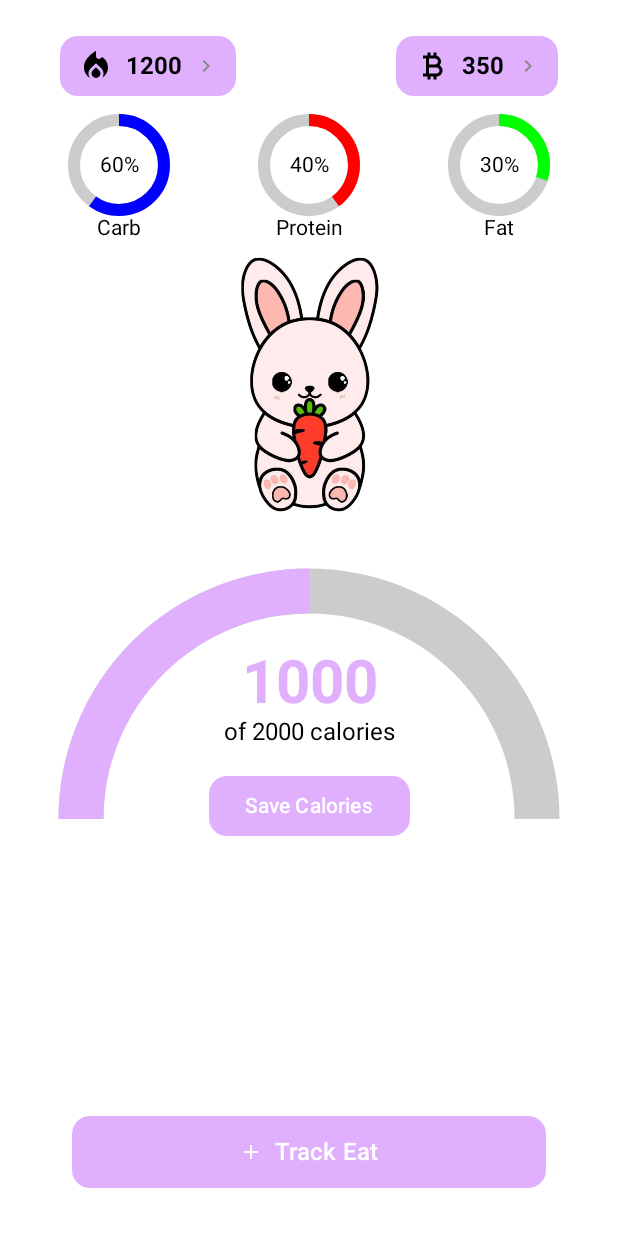
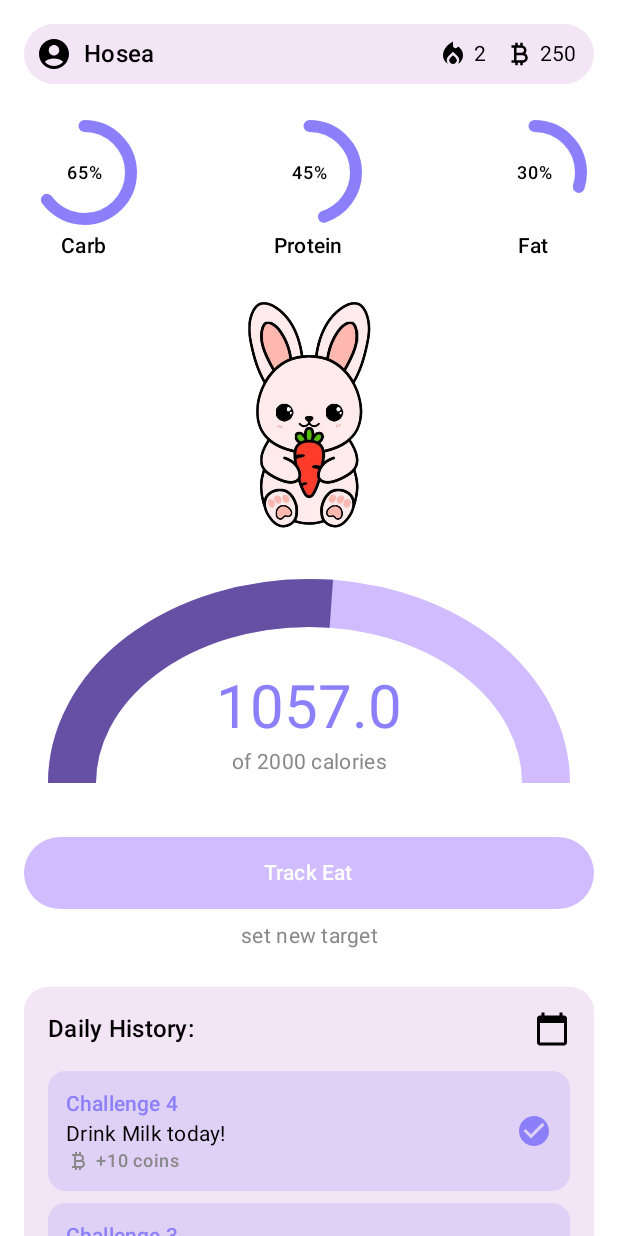
Before and after one commit to Prjnaa/Project-MobileApp, an Android app built with Jetpack Compose: the @Preview function CalorieTrackerScreen, on a phone screen of 412 x 824 dp. Run offline under Robolectric (Android 15) with nearby library versions, the light colour scheme and no system bars; our stand-ins replace Firebase (no records; nobody signed in at launch, a user with empty details on screens opened directly).

Commit message:
Perbaikan tampilan main

```diff
--- a/app/build.gradle.kts
+++ b/app/build.gradle.kts
@@ -78,9 +78,7 @@
     implementation(libs.androidx.camera.view)
     implementation(libs.androidx.camera.mlkit.vision)
     implementation(libs.androidx.camera.extensions)
-    implementation(platform("com.google.firebase:firebase-bom:32.0.0"))
-    implementation("com.google.firebase:firebase-auth-ktx")
-    implementation("com.google.firebase:firebase-firestore")
-    implementation("com.google.firebase:firebase-storage")
+    implementation(libs.firebase.firestore)
+    implementation(libs.firebase.storage)
 
 }
--- a/app/src/main/java/com/project/projectmap/ui/screens/main/CalorieTrackerScreen.kt
+++ b/app/src/main/java/com/project/projectmap/ui/screens/main/CalorieTrackerScreen.kt
@@ -5,23 +5,28 @@
 import androidx.compose.foundation.Image
 import androidx.compose.foundation.background
 import androidx.compose.foundation.layout.*
-import androidx.compose.foundation.lazy.LazyColumn
+import androidx.compose.foundation.rememberScrollState
 import androidx.compose.foundation.shape.RoundedCornerShape
+import androidx.compose.foundation.verticalScroll
 import androidx.compose.material3.*
 import androidx.compose.runtime.Composable
 import androidx.compose.ui.Alignment
 import androidx.compose.ui.Modifier
+import androidx.compose.ui.draw.clip
 import androidx.compose.ui.graphics.Color
 import androidx.compose.ui.graphics.drawscope.Stroke
 import androidx.compose.ui.platform.LocalContext
 import androidx.compose.ui.res.painterResource
 import androidx.compose.ui.text.font.FontWeight
 import androidx.compose.ui.text.style.TextAlign
+import androidx.compose.ui.tooling.preview.Preview
 import androidx.compose.ui.unit.dp
 import androidx.compose.ui.unit.sp
 import com.google.firebase.firestore.FirebaseFirestore
 import com.project.projectmap.R
 import com.project.projectmap.ui.screens.camera.MainActivity
+import com.project.projectmap.ui.theme.Purple40
+import com.project.projectmap.ui.theme.Purple80
 
 
 fun saveCaloriesToDatabase(currentCalories: Int, totalCalories: Int) {
@@ -43,101 +48,151 @@
 }
 
 @Composable
+@Preview
 fun CalorieTrackerScreen() {
-    LazyColumn(
+    // Wrap entire content in a scrollable column
+    Column(
         modifier = Modifier
             .fillMaxSize()
             .background(Color.White)
+            .verticalScroll(rememberScrollState()) // Main scroll for entire screen
             .padding(16.dp),
-        verticalArrangement = Arrangement.spacedBy(8.dp) // Kurangi jarak antar elemen
+        verticalArrangement = Arrangement.Top
     ) {
-        item {
-            TopBar()
+        // User Info Bar
+        UserInfoBar()
+
+        Spacer(modifier = Modifier.height(24.dp))
+
+        // Macronutrient Progress
+        MacronutrientRow()
+
+        Spacer(modifier = Modifier.height(24.dp))
+
+        // Bunny Image
+        BunnyImage()
+
+        Spacer(modifier = Modifier.height(24.dp))
+
+        // Calorie Progress
+        CalorieProgress(
+            progress = 0.53f,
+            totalCalories = 2000,
+            currentCalories = 1057
+        )
+
+        Spacer(modifier = Modifier.height(16.dp))
+
+        // Track Eat Button
+        TrackEatButton()
+
+        Spacer(modifier = Modifier.height(8.dp))
+
+        // Set New Target Text
+        SetNewTarget()
+
+        Spacer(modifier = Modifier.height(24.dp))
+
+        // Daily Challenges with fixed height
+        DailyChallenges()
+
+        // Add bottom spacing to ensure content doesn't get cut off
+        Spacer(modifier = Modifier.height(16.dp))
     }
-        item {
-            MacronutrientRow()
 }
-        item {
-            BunnyImage()
+
+@Composable
+fun UserInfoBar() {
+    Row(
+        modifier = Modifier
+            .fillMaxWidth()
+            .background(
+                color = Color(0xFFF3E5F5),
+                shape = RoundedCornerShape(50.dp)
+            )
+            .padding(8.dp),
+        horizontalArrangement = Arrangement.SpaceBetween,
+        verticalAlignment = Alignment.CenterVertically
+    ) {
+        // User Info
+        Row(
+            verticalAlignment = Alignment.CenterVertically
+        ) {
+            Icon(
+                painter = painterResource(id = R.drawable.profile_icon),
+                contentDescription = "Profile",
+                modifier = Modifier.size(24.dp),
+                tint = Color.Unspecified
+            )
+            Spacer(modifier = Modifier.width(8.dp))
+            Text(
+                text = "Hosea",
+                style = MaterialTheme.typography.titleMedium
+            )
         }
-        item {
-            CalorieProgress()
-        }
-        item {
-            TrackEatButton()
-        }
-        item {
-            SetNewTarget()
-        }
-        item {
-            ChallengesSection()
+
+        // Points
+        Row(
+            verticalAlignment = Alignment.CenterVertically
+        ) {
+            Icon(
+                painter = painterResource(id = R.drawable.fire_icon),
+                contentDescription = "Fire points",
+                modifier = Modifier.size(20.dp)
+            )
+            Text(text = "2", modifier = Modifier.padding(horizontal = 4.dp))
+
+            Spacer(modifier = Modifier.width(8.dp))
+
+            Icon(
+                painter = painterResource(id = R.drawable.coin_icon),
+                contentDescription = "Coins",
+                modifier = Modifier.size(20.dp)
+            )
+            Text(text = "250", modifier = Modifier.padding(horizontal = 4.dp))
         }
     }
 }
 
 @Composable
-fun TopBar() {
+fun MacronutrientRow() {
     Row(
-        modifier = Modifier
-            .fillMaxWidth()
-            .padding(horizontal = 16.dp, vertical = 8.dp),
-        horizontalArrangement = Arrangement.SpaceBetween,
-        verticalAlignment = Alignment.CenterVertically
+        modifier = Modifier.fillMaxWidth(),
+        horizontalArrangement = Arrangement.SpaceBetween
     ) {
-        // Fire Icon with Points
-        IconWithArrowAndPoints(
-            iconRes = R.drawable.fire_icon,
-            contentDescription = "Fire",
-            points = 1200
-        )
-
-        // Coin Icon with Points
-        IconWithArrowAndPoints(
-            iconRes = R.drawable.coin_icon,
-            contentDescription = "Coin",
-            points = 350
-        )
+        MacronutrientItem("Carb", 0.65f, Color(0xFF8B80F9))
+        MacronutrientItem("Protein", 0.45f, Color(0xFF8B80F9))
+        MacronutrientItem("Fat", 0.30f, Color(0xFF8B80F9))
     }
 }
 
 @Composable
-fun IconWithArrowAndPoints(iconRes: Int, contentDescription: String, points: Int) {
-    Card(
-        modifier = Modifier
-            .wrapContentSize()
-            .padding(horizontal = 8.dp),
-        shape = RoundedCornerShape(12.dp),
-        colors = CardDefaults.cardColors(containerColor = Color(0xFFE0B0FF))
+fun MacronutrientItem(name: String, progress: Float, color: Color) {
+    Column(
+        horizontalAlignment = Alignment.CenterHorizontally,
+        modifier = Modifier.width(80.dp)
     ) {
-        Row(
-            modifier = Modifier
-                .padding(horizontal = 12.dp, vertical = 8.dp),
-            verticalAlignment = Alignment.CenterVertically
+        Box(
+            contentAlignment = Alignment.Center,
+            modifier = Modifier.size(70.dp)
         ) {
-            Icon(
-                painter = painterResource(id = iconRes),
-                contentDescription = contentDescription,
-                modifier = Modifier.size(24.dp)
+            CircularProgressIndicator(
+                progress = progress,
+                modifier = Modifier.fillMaxSize(),
+                color = color,
+                strokeWidth = 8.dp
             )
-
-            Spacer(modifier = Modifier.width(8.dp))
-
             Text(
-                text = "$points",
-                fontWeight = FontWeight.Bold,
-                fontSize = 16.sp,
-                color = Color.Black
-            )
-
-            Spacer(modifier = Modifier.width(8.dp))
-
-            Icon(
-                painter = painterResource(id = R.drawable.ic_arrow_right), // Ikon panah kanan
-                contentDescription = "Arrow",
-                modifier = Modifier.size(16.dp),
-                tint = Color.Gray
+                text = "${(progress * 100).toInt()}%",
+                style = MaterialTheme.typography.labelMedium
             )
         }
+        Spacer(modifier = Modifier.height(4.dp))
+        Text(
+            text = name,
+            style = MaterialTheme.typography.bodyMedium,
+            fontWeight = FontWeight.Medium
+        )
     }
 }
 
@@ -149,74 +204,87 @@
     ) {
         Image(
             painter = painterResource(id = R.drawable.bunny),
-            contentDescription = "Cute bunny",
-            modifier = Modifier.size(180.dp) // Ukuran gambar Bunny tetap
+            contentDescription = "Cute bunny with carrot",
+            modifier = Modifier.size(160.dp)
         )
     }
 }
 
 @Composable
 fun CalorieProgress(
-    progress: Float = 0.5f,
-    totalCalories: Int = 2000,
-    currentCalories: Int = 1000
+    progress: Float,
+    totalCalories: Int,
+    currentCalories: Int,
+    modifier: Modifier = Modifier
 ) {
-    val sweepAngle = 180 * progress
-    val color = Color(0xFFE0B0FF)
-
     Box(
-        contentAlignment = Alignment.Center,
+        modifier = modifier
+            .fillMaxWidth()
+            .height(160.dp)
+            .padding(horizontal = 32.dp),
+        contentAlignment = Alignment.Center
+    ) {
+        // Container for both arc and text to ensure proper layering
+        Box(
             modifier = Modifier
                 .fillMaxWidth()
-            .aspectRatio(1f)
-            .padding(vertical = 0.dp)
+                .height(120.dp),
+            contentAlignment = Alignment.Center
         ) {
+            // Progress Arc
             Canvas(
-            modifier = Modifier.fillMaxSize(0.8f)
+                modifier = Modifier
+                    .fillMaxWidth()
+                    .height(120.dp)
             ) {
+                val thickness = 32.dp.toPx()
+                val startAngle = 180f
+                val sweepAngle = 180f
+
+                // Draw background arc
                 drawArc(
-                color = Color.LightGray,
-                startAngle = 180f,
-                sweepAngle = 180f,
+                    color = Purple80,
+                    startAngle = startAngle,
+                    sweepAngle = sweepAngle,
                     useCenter = false,
-                style = Stroke(width = 30.dp.toPx())
+                    style = Stroke(width = thickness),
+                    size = size.copy(height = size.height * 2)
                 )
 
+                // Draw progress arc
                 drawArc(
-                color = color,
-                startAngle = 180f,
-                sweepAngle = sweepAngle,
+                    color = Purple40,
+                    startAngle = startAngle,
+                    sweepAngle = sweepAngle * progress,
                     useCenter = false,
-                style = Stroke(width = 30.dp.toPx())
+                    style = Stroke(width = thickness),
+                    size = size.copy(height = size.height * 2)
                 )
             }
 
+            // Calorie text positioned exactly in the center
             Column(
                 horizontalAlignment = Alignment.CenterHorizontally,
-            verticalArrangement = Arrangement.Center,
-            modifier = Modifier.offset(y = (-50).dp)
+                modifier = Modifier
+                    .offset(y = 20.dp) // Adjusted to be more centered within the arc
             ) {
                 Text(
-                text = "$currentCalories",
+                    text = String.format("%.1f", currentCalories.toFloat()),
+                    style = MaterialTheme.typography.displayMedium.copy(
                         fontSize = 40.sp,
-                fontWeight = FontWeight.Bold,
-                color = color
+                        fontWeight = FontWeight.Normal,
+                        textAlign = TextAlign.Center
+                    ),
+                    color = Color(0xFF8B80F9)
                 )
                 Text(
                     text = "of $totalCalories calories",
-                fontSize = 16.sp,
-                color = Color.Black
+                    style = MaterialTheme.typography.bodyMedium.copy(
+                        fontSize = 14.sp,
+                        color = Color.Gray,
+                        textAlign = TextAlign.Center
                     )
-            Spacer(modifier = Modifier.height(16.dp))
-            Button(
-                onClick = {
-
-                    saveCaloriesToDatabase(currentCalories, totalCalories)
-                },
-                colors = ButtonDefaults.buttonColors(containerColor = Color(0xFFE0B0FF)),
-                shape = RoundedCornerShape(12.dp)
-            ) {
-                Text("Save Calories", color = Color.White)
+                )
             }
         }
     }
@@ -228,28 +296,17 @@
     Button(
         onClick = {
             val intent = Intent(context, MainActivity::class.java)
-            context.startActivity(intent) // Memulai aktivitas Camera
+            context.startActivity(intent)
         },
         modifier = Modifier
             .fillMaxWidth()
-            .height(48.dp)
-            .padding(horizontal = 32.dp),
-        colors = ButtonDefaults.buttonColors(containerColor = Color(0xFFE0B0FF)),
-        shape = RoundedCornerShape(12.dp)
+            .height(48.dp),
+        colors = ButtonDefaults.buttonColors(
+            containerColor = Purple80
+        ),
+        shape = RoundedCornerShape(24.dp)
     ) {
-        Row(
-            verticalAlignment = Alignment.CenterVertically,
-            horizontalArrangement = Arrangement.Center
-        ) {
-            Icon(
-                painter = painterResource(id = R.drawable.ic_add),
-                contentDescription = "Add",
-                modifier = Modifier.size(16.dp),
-                tint = Color.White
-            )
-            Spacer(modifier = Modifier.width(8.dp))
-            Text("Track Eat", color = Color.White, fontSize = 16.sp)
-        }
+        Text("Track Eat")
     }
 }
 
@@ -257,129 +314,124 @@
 fun SetNewTarget() {
     Text(
         text = "set new target",
-        fontSize = 14.sp,
-        color = Color.Gray,
-        modifier = Modifier
-            .fillMaxWidth()
-            .padding(top = 8.dp),
-        textAlign = TextAlign.Center
+        modifier = Modifier.fillMaxWidth(),
+        textAlign = TextAlign.Center,
+        style = MaterialTheme.typography.bodyMedium,
+        color = Color.Gray
     )
 }
 
 @Composable
-fun MacronutrientRow() {
-    Row(
-        modifier = Modifier.fillMaxWidth(),
-        horizontalArrangement = Arrangement.SpaceAround // Jarak yang merata antar item
-    ) {
-        MacronutrientItem("Carb", 0.6f, Color.Blue)
-        MacronutrientItem("Protein", 0.4f, Color.Red)
-        MacronutrientItem("Fat", 0.3f, Color.Green)
-    }
-}
-
-@Composable
-fun MacronutrientItem(name: String, progress: Float, color: Color) {
-    Column(horizontalAlignment = Alignment.CenterHorizontally) {
-        Box(
-            contentAlignment = Alignment.Center,
-            modifier = Modifier.size(60.dp)
-        ) {
-            Canvas(modifier = Modifier.size(60.dp)) {
-                drawCircle(
-                    color = Color.LightGray,
-                    radius = size.minDimension / 2,
-                    style = Stroke(width = 8.dp.toPx())
-                )
-                drawArc(
-                    color = color,
-                    startAngle = -90f,
-                    sweepAngle = 360 * progress,
-                    useCenter = false,
-                    style = Stroke(width = 8.dp.toPx()),
-                    size = size
-                )
-            }
-            Text(
-                text = "${(progress * 100).toInt()}%",
-                fontSize = 14.sp,
-                color = Color.Black
-            )
-        }
-        Spacer(modifier = Modifier.height(4.dp))
-        Text(text = name, fontSize = 14.sp)
-    }
-}
-
-@Composable
-fun ChallengesSection() {
+fun DailyChallenges() {
     Card(
         modifier = Modifier
             .fillMaxWidth()
-            .padding(8.dp),
-        colors = CardDefaults.cardColors(containerColor = Color(0xFFE0B0FF)),
+            // Fixed height for the card to show ~3.5 items
+            .height(380.dp),
+        colors = CardDefaults.cardColors(
+            containerColor = Color(0xFFF3E5F5)
+        ),
         shape = RoundedCornerShape(16.dp)
     ) {
         Column(
+            modifier = Modifier.padding(16.dp)
+        ) {
+            // Header
+            Row(
+                modifier = Modifier.fillMaxWidth(),
+                horizontalArrangement = Arrangement.SpaceBetween,
+                verticalAlignment = Alignment.CenterVertically
+            ) {
+                Text(
+                    text = "Daily History:",
+                    style = MaterialTheme.typography.titleMedium
+                )
+                Icon(
+                    painter = painterResource(id = R.drawable.history_icon),
+                    contentDescription = "History",
+                    modifier = Modifier.size(24.dp)
+                )
+            }
+
+            Spacer(modifier = Modifier.height(16.dp))
+
+            // Separate scrollable container for challenge items
+            Column(
                 modifier = Modifier
                     .fillMaxWidth()
-                .padding(16.dp)
+                    // Calculate height to show ~3.5 items
+                    // Available space = Card height (380) - padding (32) - header (~40) - spacing (16) ≈ 292dp
+                    .height(292.dp)
+                    .verticalScroll(rememberScrollState())
             ) {
-            Text(
-                text = "Complete today's challenges x/3",
-                fontSize = 18.sp,
-                fontWeight = FontWeight.Bold,
-                color = Color.Black
-            )
-            Spacer(modifier = Modifier.height(16.dp))
-
-            repeat(3) { index ->
-                ChallengeItem(isCompleted = index == 0)
-                Spacer(modifier = Modifier.height(16.dp))
+                ChallengeItem("Challenge 4", "Drink Milk today!", true)
+                Spacer(modifier = Modifier.height(8.dp))
+                ChallengeItem("Challenge 3", "Drink Fanta today!", false)
+                Spacer(modifier = Modifier.height(8.dp))
+                ChallengeItem("Challenge 2", "Eat Soto today!", false)
+                Spacer(modifier = Modifier.height(8.dp))
+                ChallengeItem("Challenge 1", "Eat Veggie Salad!", true)
+                Spacer(modifier = Modifier.height(8.dp))
+                ChallengeItem("Challenge 0", "Drink Water!", true)
+                Spacer(modifier = Modifier.height(8.dp))
+                ChallengeItem("Previous Challenge", "Exercise 30 minutes!", true)
             }
         }
     }
 }
 
 @Composable
-fun ChallengeItem(isCompleted: Boolean = false) {
+fun ChallengeItem(title: String, description: String, isCompleted: Boolean) {
     Card(
-        modifier = Modifier.fillMaxWidth(),
-        colors = CardDefaults.cardColors(containerColor = Color(0xFFD08BFF)),
-        shape = RoundedCornerShape(16.dp)
+        modifier = Modifier
+            .fillMaxWidth()
+            .height(80.dp),
+        colors = CardDefaults.cardColors(
+            containerColor = Color(0xFF8B80F9).copy(alpha = 0.2f)
+        ),
+        shape = RoundedCornerShape(12.dp)
     ) {
         Row(
             modifier = Modifier
-                .padding(16.dp)
+                .padding(12.dp)
                 .fillMaxWidth(),
             horizontalArrangement = Arrangement.SpaceBetween,
             verticalAlignment = Alignment.CenterVertically
         ) {
             Column {
                 Text(
-                    text = "Challenge 1",
-                    fontWeight = FontWeight.Bold,
-                    color = Color.Black
+                    text = title,
+                    style = MaterialTheme.typography.titleSmall,
+                    color = Color(0xFF8B80F9)
                 )
                 Text(
-                    text = "Drink milk today!",
-                    fontSize = 16.sp,
-                    fontWeight = FontWeight.SemiBold,
-                    color = Color.Black
+                    text = description,
+                    style = MaterialTheme.typography.bodyMedium
                 )
-                Spacer(modifier = Modifier.height(4.dp))
+                Row(
+                    verticalAlignment = Alignment.CenterVertically,
+                    horizontalArrangement = Arrangement.Start
+                ) {
+                    Icon(
+                        painter = painterResource(id = R.drawable.coin_icon),
+                        contentDescription = "Coins",
+                        modifier = Modifier.size(16.dp),
+                        tint = Color.Gray
+                    )
+                    Spacer(modifier = Modifier.width(4.dp))
                     Text(
                         text = "+10 coins",
-                    fontSize = 14.sp,
-                    color = Color.Black
+                        style = MaterialTheme.typography.labelMedium,
+                        color = Color.Gray
                     )
+                }
             }
 
             if (isCompleted) {
                 Icon(
                     painter = painterResource(id = R.drawable.ic_check),
                     contentDescription = "Completed",
-                    tint = Color.Black,
+                    tint = Color(0xFF8B80F9),
                     modifier = Modifier.size(24.dp)
                 )
             }
--- /dev/null
+++ b/app/src/main/res/drawable/history_icon.xml
@@ -0,0 +1,5 @@
+<vector xmlns:android="http://schemas.android.com/apk/res/android" android:height="24dp" android:tint="#000000" android:viewportHeight="24" android:viewportWidth="24" android:width="24dp">
+
+    <path android:fillColor="@android:color/white" android:pathData="M20,3h-1L19,1h-2v2L7,3L7,1L5,1v2L4,3c-1.1,0 -2,0.9 -2,2v16c0,1.1 0.9,2 2,2h16c1.1,0 2,-0.9 2,-2L22,5c0,-1.1 -0.9,-2 -2,-2zM20,21L4,21L4,8h16v13z"/>
+
+</vector>
--- /dev/null
+++ b/app/src/main/res/drawable/profile_icon.xml
@@ -0,0 +1,5 @@
+<vector xmlns:android="http://schemas.android.com/apk/res/android" android:height="24dp" android:tint="#000000" android:viewportHeight="24" android:viewportWidth="24" android:width="24dp">
+
+    <path android:fillColor="@android:color/white" android:pathData="M12,2C6.48,2 2,6.48 2,12s4.48,10 10,10s10,-4.48 10,-10S17.52,2 12,2zM12,6c1.93,0 3.5,1.57 3.5,3.5S13.93,13 12,13s-3.5,-1.57 -3.5,-3.5S10.07,6 12,6zM12,20c-2.03,0 -4.43,-0.82 -6.14,-2.88C7.55,15.8 9.68,15 12,15s4.45,0.8 6.14,2.12C16.43,19.18 14.03,20 12,20z"/>
+
+</vector>
--- a/gradle/libs.versions.toml
+++ b/gradle/libs.versions.toml
@@ -14,11 +14,13 @@
 firebaseAuth = "23.0.0"
 navigationCompose = "2.8.2"
 playServicesAuth = "21.2.0"
+firebaseFirestore = "25.1.1"
 
 [libraries]
 androidx-core-ktx = { group = "androidx.core", name = "core-ktx", version.ref = "coreKtx" }
 androidx-navigation-compose = { module = "androidx.navigation:navigation-compose", version.ref = "navigationCompose" }
 firebase-bom = { module = "com.google.firebase:firebase-bom", version.ref = "firebaseBom" }
+firebase-storage = { module = "com.google.firebase:firebase-storage" }
 junit = { group = "junit", name = "junit", version.ref = "junit" }
 androidx-junit = { group = "androidx.test.ext", name = "junit", version.ref = "junitVersion" }
 androidx-espresso-core = { group = "androidx.test.espresso", name = "espresso-core", version.ref = "espressoCore" }
@@ -40,6 +42,7 @@
 androidx-camera-extensions = { module = "androidx.camera:camera-extensions", version.ref = "camerax" }
 firebase-auth = { group = "com.google.firebase", name = "firebase-auth", version.ref = "firebaseAuth" }
 play-services-auth = { module = "com.google.android.gms:play-services-auth", version.ref = "playServicesAuth" }
+firebase-firestore = { group = "com.google.firebase", name = "firebase-firestore", version.ref = "firebaseFirestore" }
 [plugins]
 android-application = { id = "com.android.application", version.ref = "agp" }
 jetbrains-kotlin-android = { id = "org.jetbrains.kotlin.android", version.ref = "kotlin" }
```
Lines whose indentation alone changed are shown as unchanged.
